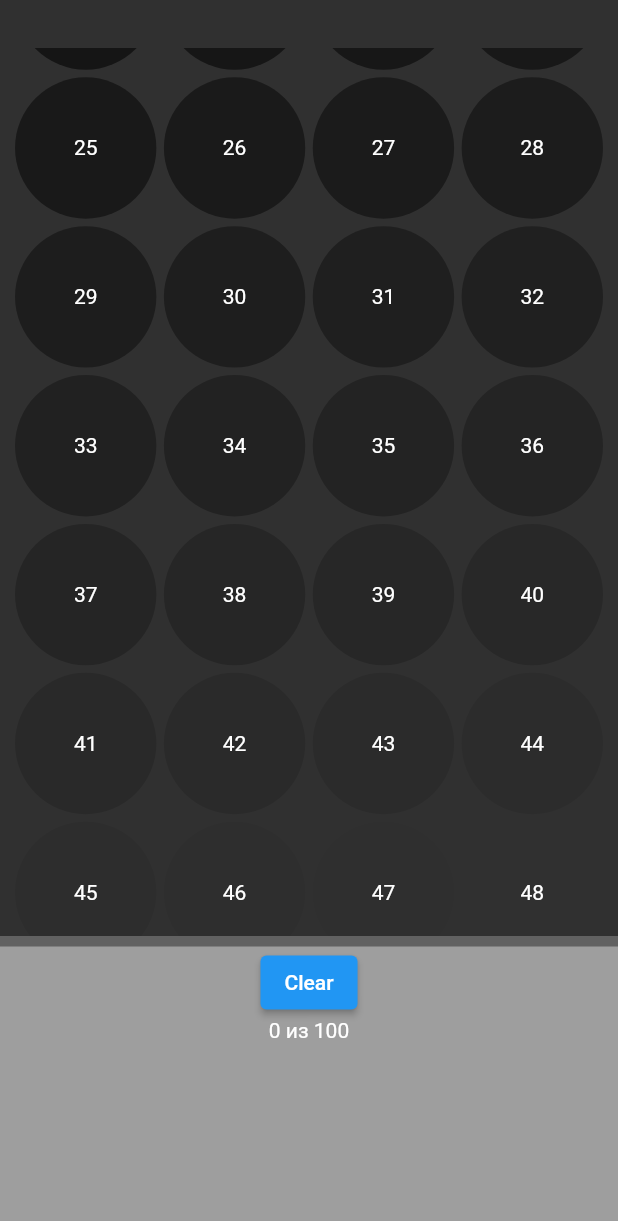
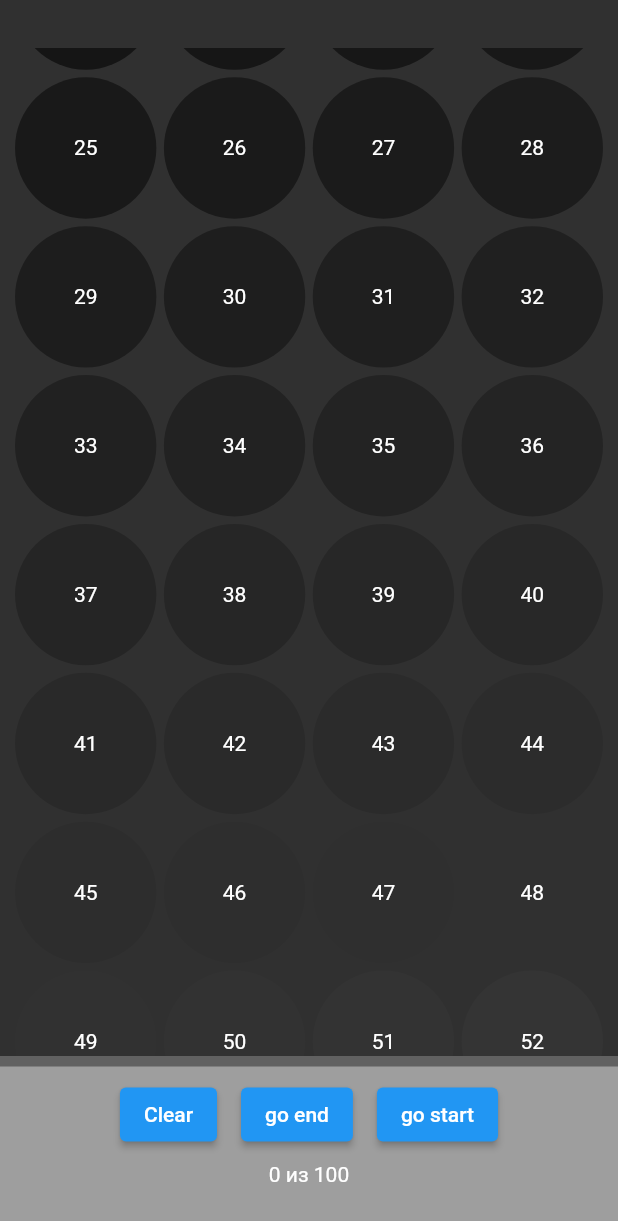
Before and after one commit to PreVory/one_hundred_days, a Flutter app: the screen it shows after launch, scrolled down 576 dp, after a tap on "Clear", on a phone screen of 412 x 824 dp. Shown: the top 1221 px of the screen. Run offline on Flutter 3.47's test engine with Material 2 defaults, Android fonts, the phone set to English and light mode, and no system bars.

Commit message:
Добавлено 2 кнопки для управление контроллером girdView - end & start

```diff
--- a/lib/main.dart
+++ b/lib/main.dart
@@ -34,11 +34,15 @@ class _MainPageState extends State<MainPage> with TickerProviderStateMixin {
 
   late AnimationController controller;
 
+  late ScrollController _scrollController;
+
   @override
   void initState() {
+    _scrollController = ScrollController();
+
     controller = AnimationController(
       vsync: this,
-      duration: const Duration(seconds: 7),
+      duration: const Duration(seconds: 2),
     )..addListener(() {
         setState(() {});
       });
@@ -61,6 +65,7 @@ class _MainPageState extends State<MainPage> with TickerProviderStateMixin {
           child: Padding(
             padding: const EdgeInsets.symmetric(horizontal: 10),
             child: GridView.builder(
+              controller: _scrollController,
               itemCount: containerList.length,
               gridDelegate: const SliverGridDelegateWithFixedCrossAxisCount(
                   crossAxisCount: 4, crossAxisSpacing: 5, mainAxisSpacing: 5),
@@ -69,6 +74,7 @@ class _MainPageState extends State<MainPage> with TickerProviderStateMixin {
                 return GestureDetector(
                   onTap: () {
                     setState(() {
+
                       focusedIndex = index;
                       if (pressedItems.contains(index)) {
                         List<int> toRemove = [];
@@ -85,9 +91,13 @@ class _MainPageState extends State<MainPage> with TickerProviderStateMixin {
                           }
                         }
                       }
+
                        controller.animateTo(pressedItems.isNotEmpty
                           ? (pressedItems.last + 0.01) / 100
                           : 0);
+
+
+
                     });
                   },
                   child: Container(
@@ -114,13 +124,21 @@ class _MainPageState extends State<MainPage> with TickerProviderStateMixin {
             decoration: BoxDecoration(
               color: Colors.grey,
             ),
-            height: 200,
+            height: 120,
             child: Column(
               mainAxisAlignment: MainAxisAlignment.start,
               children: [
                 LinearProgressIndicator(
-                    value: controller.value, color: Colors.green, minHeight: 7),
-                ElevatedButton(
+                    value: controller.value,
+                    color:
+                        controller.value < 0.5 ? Colors.orange : Colors.green,
+                    minHeight: 7),
+                Row(
+                  mainAxisAlignment: MainAxisAlignment.center,
+                  children: [
+                    Padding(
+                      padding: const EdgeInsets.all(8.0),
+                      child: ElevatedButton(
                           onPressed: () {
                             setState(() {
                               focusedIndex = 0;
@@ -131,6 +149,27 @@ class _MainPageState extends State<MainPage> with TickerProviderStateMixin {
                             });
                           },
                           child: const Text('Clear')),
+                    ),
+                    Padding(
+                      padding: const EdgeInsets.all(8.0),
+                      child: ElevatedButton(
+                          onPressed: () => _scrollController.animateTo(
+                              _scrollController.position.maxScrollExtent,
+                              duration: const Duration(milliseconds: 500),
+                              curve: Curves.ease),
+                          child: Text('go end')),
+                    ),
+                    Padding(
+                      padding: const EdgeInsets.all(8.0),
+                      child: ElevatedButton(
+                          onPressed: () => _scrollController.animateTo(
+                              _scrollController.position.minScrollExtent,
+                              duration: const Duration(milliseconds: 500),
+                              curve: Curves.ease),
+                          child: Text('go start')),
+                    )
+                  ],
+                ),
                 Text('$focusedIndex из 100'),
               ],
             ),
```
Lines whose indentation alone changed are shown as unchanged.
